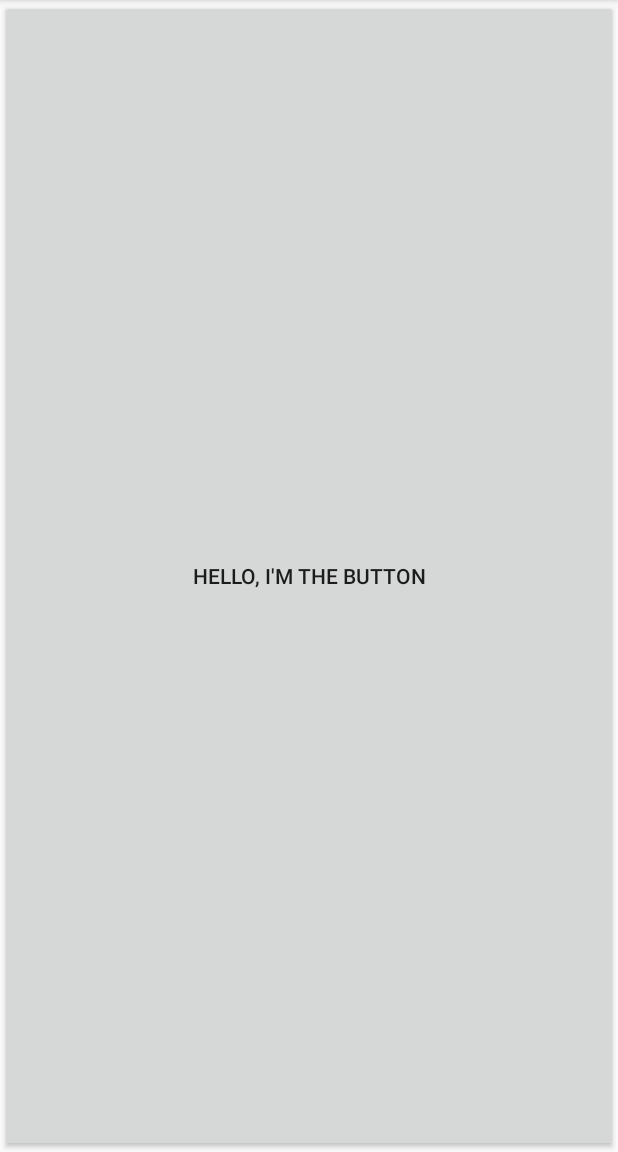
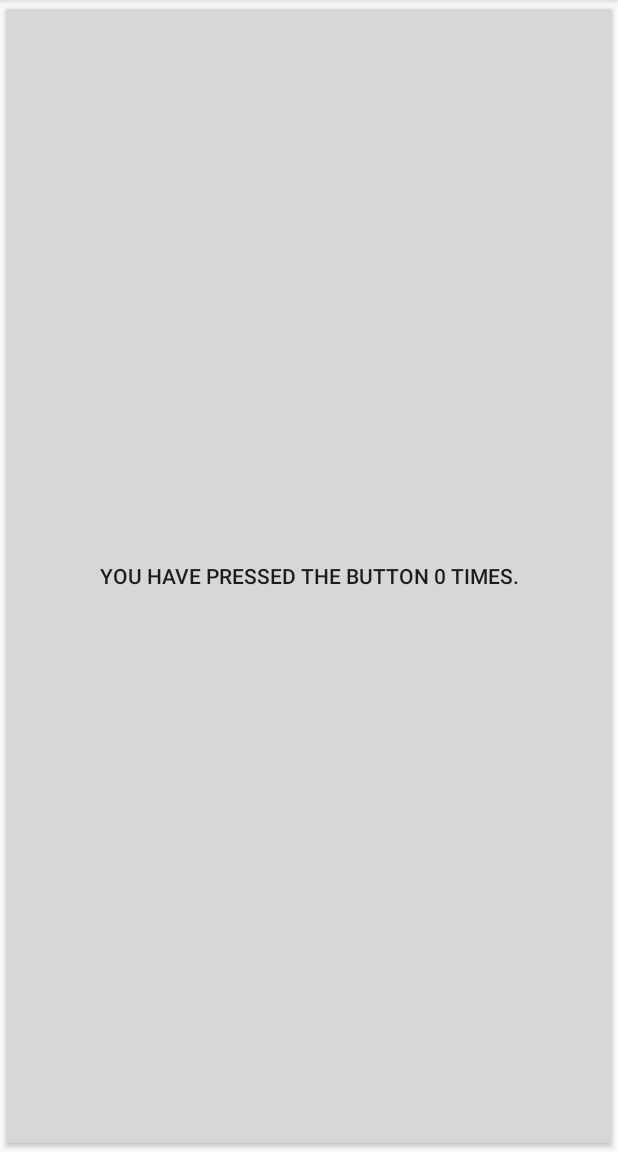
Before and after one commit to t7gafl00/Android_programming_and_mobile_UI_design, an Android app: the screen it shows after launch (MainActivity), on a phone screen of 412 x 824 dp, the part 84-1236 px from its top. Run offline under Robolectric (Android 15) with nearby library versions, the phone set to English and light mode, and no system bars.

Commit message:
Added persistant storage to Lab_2_2

```diff
--- a/Lab_2/Lab_2_2/app/src/main/java/com/example/lab_2_2/MainActivity.java
+++ b/Lab_2/Lab_2_2/app/src/main/java/com/example/lab_2_2/MainActivity.java
@@ -1,22 +1,34 @@
 package com.example.lab_2_2;
 
+import android.content.Context;
+import android.content.SharedPreferences;
 import android.support.v7.app.AppCompatActivity;
 import android.os.Bundle;
 import android.view.View;
 import android.widget.Button;
 
+import static android.app.PendingIntent.getActivity;
+
 public class MainActivity extends AppCompatActivity implements View.OnClickListener {
 
-    private int count = 0;
+    private int count;
     private Button gameButton;
+
+    SharedPreferences sharedPref;
+    SharedPreferences.Editor editor;
 
     @Override
     protected void onCreate(Bundle savedInstanceState) {
         super.onCreate(savedInstanceState);
 
+        sharedPref = getSharedPreferences("", Context.MODE_PRIVATE);
+        count = sharedPref.getInt("countKey", 0);
+        editor = sharedPref.edit();
+
         gameButton = new Button(this);
         gameButton.setOnClickListener(this);
-        gameButton.setText("Hello, I'm the button");
+        //gameButton.setText("Hello, I'm the button");
+        gameButton.setText(String.format("You have pressed the button %d times.", count));
         setContentView(gameButton);
     }
 
@@ -24,5 +36,8 @@ public class MainActivity extends AppCompatActivity implements View.OnClickListe
     public void onClick(View v) {
         count++;
         gameButton.setText(String.format("You have pressed the button %d times.", count));
+
+        editor.putInt("countKey", count);
+        editor.apply();
     }
 }
```
